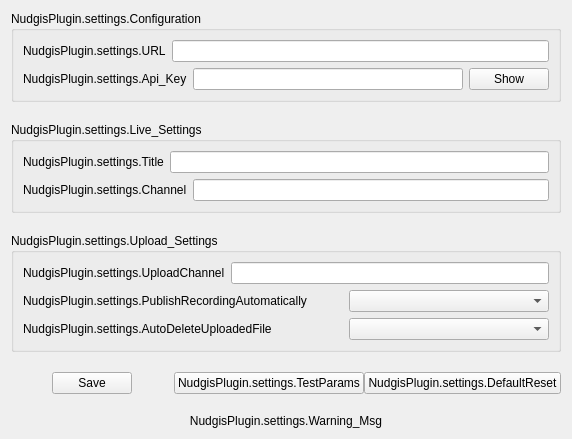
Old version of the form src/settings.ui in the repository UbiCastTeam/nudgis-obs-plugin.
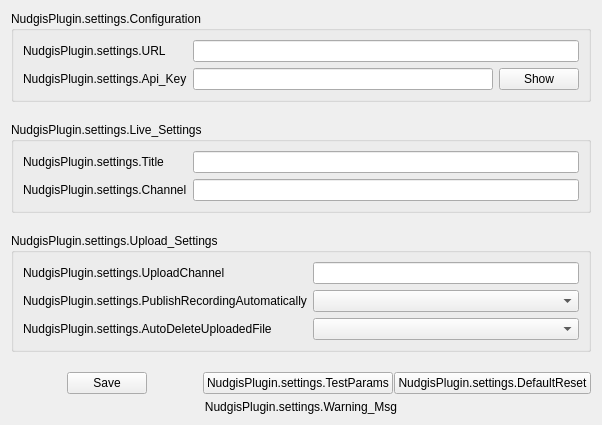
New version of the form.

Commit message: ui: ergonomic redesign

Patch:
```diff
--- a/src/settings.ui
+++ b/src/settings.ui
@@ -6,8 +6,8 @@
    <rect>
     <x>0</x>
     <y>0</y>
-    <width>601</width>
-    <height>513</height>
+    <width>643</width>
+    <height>483</height>
    </rect>
   </property>
   <property name="windowTitle">
@@ -25,24 +25,9 @@
      <property name="title">
       <string>NudgisPlugin.settings.Configuration</string>
      </property>
-     <layout class="QVBoxLayout" name="verticalLayout_2">
-      <item>
-       <layout class="QHBoxLayout" name="horizontalLayout_url">
-        <item>
-         <widget class="QLabel" name="label_url">
-          <property name="minimumSize">
-           <size>
-            <width>100</width>
-            <height>0</height>
-           </size>
-          </property>
-          <property name="text">
-           <string>NudgisPlugin.settings.URL</string>
-          </property>
-         </widget>
-        </item>
-        <item>
-         <widget class="QLineEdit" name="url">
+     <layout class="QGridLayout" name="gridLayout_2">
+      <item row="1" column="1">
+       <widget class="QLineEdit" name="api_key">
           <property name="minimumSize">
            <size>
             <width>300</width>
@@ -57,11 +42,7 @@
           </property>
          </widget>
         </item>
-       </layout>
-      </item>
-      <item>
-       <layout class="QHBoxLayout" name="horizontalLayout_api_key">
-        <item>
+      <item row="1" column="0">
          <widget class="QLabel" name="label_api_key">
           <property name="minimumSize">
            <size>
@@ -72,25 +53,22 @@
           <property name="text">
            <string>NudgisPlugin.settings.Api_Key</string>
           </property>
-         </widget>
-        </item>
-        <item>
-         <widget class="QLineEdit" name="api_key">
-          <property name="minimumSize">
-           <size>
-            <width>270</width>
-            <height>0</height>
-           </size>
-          </property>
-          <property name="toolTip">
-           <string>NudgisPlugin.settings.Api_Key.toolTip</string>
-          </property>
+        <property name="wordWrap">
+         <bool>true</bool>
+        </property>
+       </widget>
+      </item>
+      <item row="0" column="0">
+       <widget class="QLabel" name="label_url">
           <property name="text">
-           <string/>
+         <string>NudgisPlugin.settings.URL</string>
+        </property>
+        <property name="wordWrap">
+         <bool>true</bool>
           </property>
          </widget>
         </item>
-        <item>
+      <item row="1" column="2">
          <widget class="QPushButton" name="btn_sw_EchoMode">
           <property name="toolTip">
            <string>NudgisPlugin.settings.Api_Key.BtnSwEchoMode.toolTip</string>
@@ -100,34 +78,8 @@
           </property>
          </widget>
         </item>
-       </layout>
-      </item>
-     </layout>
-    </widget>
-   </item>
-   <item row="1" column="0">
-    <widget class="QGroupBox" name="groupBox_live_setting">
-     <property name="title">
-      <string>NudgisPlugin.settings.Live_Settings</string>
-     </property>
-     <layout class="QVBoxLayout" name="verticalLayout">
-      <item>
-       <layout class="QHBoxLayout" name="horizontalLayout_title">
-        <item>
-         <widget class="QLabel" name="label_title">
-          <property name="minimumSize">
-           <size>
-            <width>100</width>
-            <height>0</height>
-           </size>
-          </property>
-          <property name="text">
-           <string>NudgisPlugin.settings.Title</string>
-          </property>
-         </widget>
-        </item>
-        <item>
-         <widget class="QLineEdit" name="stream_title">
+      <item row="0" column="1" colspan="2">
+       <widget class="QLineEdit" name="url">
           <property name="toolTip">
            <string>NudgisPlugin.settings.Title.toolTip</string>
           </property>
@@ -135,35 +87,6 @@
            <string/>
           </property>
          </widget>
-        </item>
-       </layout>
-      </item>
-      <item>
-       <layout class="QHBoxLayout" name="horizontalLayout_channel">
-        <item>
-         <widget class="QLabel" name="label_channel">
-          <property name="minimumSize">
-           <size>
-            <width>100</width>
-            <height>0</height>
-           </size>
-          </property>
-          <property name="text">
-           <string>NudgisPlugin.settings.Channel</string>
-          </property>
-         </widget>
-        </item>
-        <item>
-         <widget class="QLineEdit" name="stream_channel">
-          <property name="toolTip">
-           <string>NudgisPlugin.settings.Channel.toolTip</string>
-          </property>
-          <property name="text">
-           <string/>
-          </property>
-         </widget>
-        </item>
-       </layout>
       </item>
      </layout>
     </widget>
@@ -173,71 +96,52 @@
      <property name="title">
       <string>NudgisPlugin.settings.Upload_Settings</string>
      </property>
-     <layout class="QVBoxLayout" name="verticalLayout_3">
-      <item>
-       <layout class="QHBoxLayout" name="horizontalLayout_upload_channel">
-        <item>
+     <layout class="QGridLayout" name="gridLayout_4">
+      <item row="0" column="0">
          <widget class="QLabel" name="label_upload_channel">
-          <property name="minimumSize">
-           <size>
-            <width>100</width>
-            <height>0</height>
-           </size>
-          </property>
           <property name="text">
            <string>NudgisPlugin.settings.UploadChannel</string>
           </property>
-         </widget>
-        </item>
-        <item>
+        <property name="wordWrap">
+         <bool>true</bool>
+        </property>
+       </widget>
+      </item>
+      <item row="0" column="1">
          <widget class="QLineEdit" name="upload_channel">
           <property name="toolTip">
            <string>NudgisPlugin.settings.UploadChannel.toolTip</string>
           </property>
          </widget>
         </item>
-       </layout>
-      </item>
-      <item>
-       <layout class="QHBoxLayout" name="horizontalLayout_publish_recording_automatically">
-        <item>
+      <item row="1" column="0">
          <widget class="QLabel" name="label_publish_recording_automatically">
-          <property name="minimumSize">
-           <size>
-            <width>320</width>
-            <height>0</height>
-           </size>
-          </property>
           <property name="text">
            <string>NudgisPlugin.settings.PublishRecordingAutomatically</string>
           </property>
-         </widget>
-        </item>
-        <item>
+        <property name="wordWrap">
+         <bool>true</bool>
+        </property>
+       </widget>
+      </item>
+      <item row="1" column="1">
          <widget class="QComboBox" name="publish_recording_automatically">
           <property name="toolTip">
            <string>NudgisPlugin.settings.PublishRecordingAutomatically.toolTip</string>
           </property>
          </widget>
         </item>
-       </layout>
-      </item>
-      <item>
-       <layout class="QHBoxLayout" name="horizontalLayout_auto_delete_uploaded_file">
-        <item>
+      <item row="2" column="0">
          <widget class="QLabel" name="label_auto_delete_uploaded_file">
-          <property name="minimumSize">
-           <size>
-            <width>320</width>
-            <height>0</height>
-           </size>
-          </property>
           <property name="text">
            <string>NudgisPlugin.settings.AutoDeleteUploadedFile</string>
           </property>
-         </widget>
-        </item>
-        <item>
+        <property name="wordWrap">
+         <bool>true</bool>
+        </property>
+       </widget>
+      </item>
+      <item row="2" column="1">
          <widget class="QComboBox" name="auto_delete_uploaded_file">
           <property name="toolTip">
            <string>NudgisPlugin.settings.AutoDeleteUploadedFile.toolTip</string>
@@ -245,13 +149,14 @@
          </widget>
         </item>
        </layout>
-      </item>
-     </layout>
     </widget>
    </item>
    <item row="3" column="0">
-    <layout class="QHBoxLayout" name="horizontalLayout_btn">
-     <item alignment="Qt::AlignHCenter">
+    <layout class="QGridLayout" name="gridLayout_btn">
+     <property name="verticalSpacing">
+      <number>6</number>
+     </property>
+     <item row="0" column="0" alignment="Qt::AlignHCenter">
       <widget class="QPushButton" name="btn_saveSettings">
        <property name="toolTip">
         <string>NudgisPlugin.settings.BtnSaveSettings.toolTip</string>
@@ -261,7 +166,7 @@
        </property>
       </widget>
      </item>
-     <item alignment="Qt::AlignHCenter">
+     <item row="0" column="1" alignment="Qt::AlignHCenter">
       <widget class="QPushButton" name="btn_test">
        <property name="toolTip">
         <string>NudgisPlugin.settings.BtnTest.toolTip</string>
@@ -271,7 +176,7 @@
        </property>
       </widget>
      </item>
-     <item alignment="Qt::AlignHCenter">
+     <item row="0" column="2" alignment="Qt::AlignHCenter">
       <widget class="QPushButton" name="btn_DefaultReset">
        <property name="toolTip">
         <string>NudgisPlugin.settings.BtnDefaultReset.toolTip</string>
@@ -281,11 +186,7 @@
        </property>
       </widget>
      </item>
-    </layout>
-   </item>
-   <item row="4" column="0">
-    <layout class="QHBoxLayout" name="horizontalLayout_warning">
-     <item>
+     <item row="1" column="0" colspan="3">
       <widget class="QLabel" name="label_warning">
        <property name="text">
         <string>NudgisPlugin.settings.Warning_Msg</string>
@@ -300,6 +201,55 @@
      </item>
     </layout>
    </item>
+   <item row="1" column="0">
+    <widget class="QGroupBox" name="groupBox_live_setting">
+     <property name="title">
+      <string>NudgisPlugin.settings.Live_Settings</string>
+     </property>
+     <layout class="QGridLayout" name="gridLayout_3">
+      <item row="0" column="0">
+       <widget class="QLabel" name="label_title">
+        <property name="text">
+         <string>NudgisPlugin.settings.Title</string>
+        </property>
+        <property name="wordWrap">
+         <bool>true</bool>
+        </property>
+       </widget>
+      </item>
+      <item row="0" column="1">
+       <widget class="QLineEdit" name="stream_title">
+        <property name="toolTip">
+         <string>NudgisPlugin.settings.Title.toolTip</string>
+        </property>
+        <property name="text">
+         <string/>
+        </property>
+       </widget>
+      </item>
+      <item row="1" column="0">
+       <widget class="QLabel" name="label_channel">
+        <property name="text">
+         <string>NudgisPlugin.settings.Channel</string>
+        </property>
+        <property name="wordWrap">
+         <bool>true</bool>
+        </property>
+       </widget>
+      </item>
+      <item row="1" column="1">
+       <widget class="QLineEdit" name="stream_channel">
+        <property name="toolTip">
+         <string>NudgisPlugin.settings.Channel.toolTip</string>
+        </property>
+        <property name="text">
+         <string/>
+        </property>
+       </widget>
+      </item>
+     </layout>
+    </widget>
+   </item>
   </layout>
  </widget>
  <resources/>
```
Left out of the diff: 10 changed lines with no effect on the pictures. Lines whose indentation alone changed are shown as unchanged. The commit also changes 1 other file.
